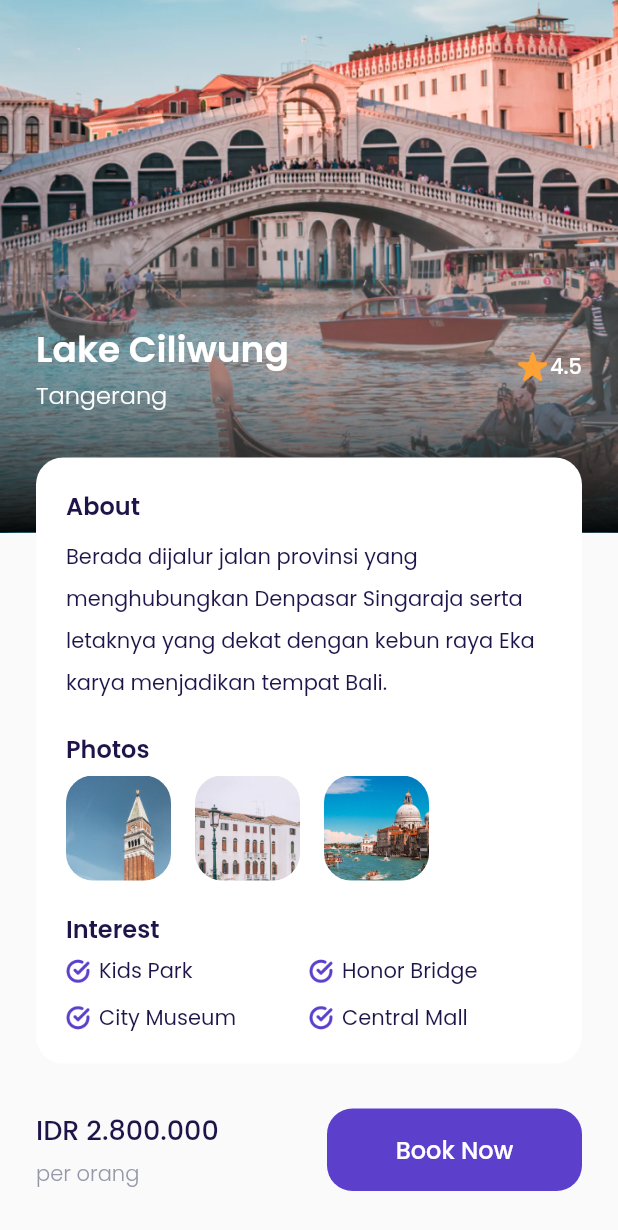
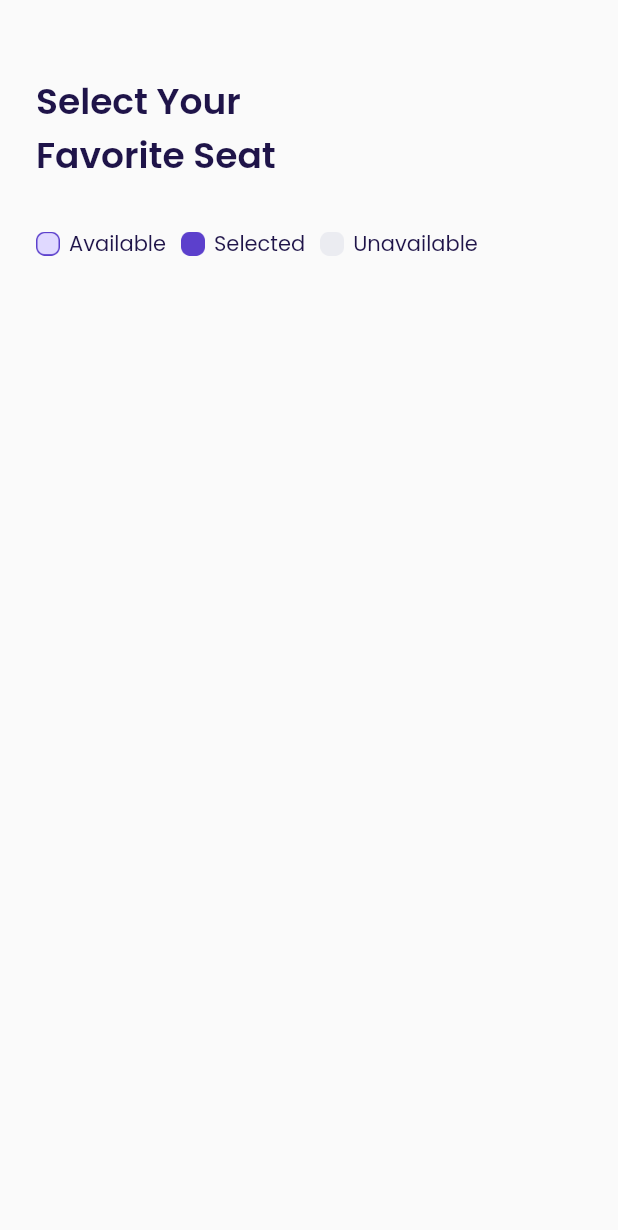
Before and after one commit to parhanhambali/airplane_flutter, a Flutter app: the DetailPage screen opened directly, scrolled down 95 dp, after a tap on "Book Now", on a phone screen of 412 x 824 dp. Shown: the top 1230 px of the screen. Run offline on Flutter 3.47's test engine with Material 2 defaults, Android fonts, the phone set to English and light mode, and no system bars; our stand-ins replace google_fonts.

Commit message:
add file chose_seat_page and create Widget title and seatStatus and update fule detail_page

```diff
--- /dev/null
+++ b/lib/ui/pages/choose_seat_page.dart
@@ -0,0 +1,97 @@
+import 'package:flutter/material.dart';
+import '../../shared/theme.dart';
+
+class ChooseSeatPage extends StatelessWidget {
+  const ChooseSeatPage({Key? key}) : super(key: key);
+
+  @override
+  Widget build(BuildContext context) {
+
+    Widget title() {
+      return Container(
+        margin: EdgeInsets.only(top: 50),
+        child: Text(
+          'Select Your\nFavorite Seat',
+          style: blackTextStyle.copyWith(
+            fontSize: 24,
+            fontWeight: semiBold,
+          ),
+        ),
+      );
+    }
+
+    Widget seatStatus() {
+      return Container(
+        margin: EdgeInsets.only(top: 30),
+        child: Row(
+          children: [
+            // Note : Available
+            Container(
+              width: 16,
+              height: 16,
+              margin: EdgeInsets.only(right: 6),
+              decoration: BoxDecoration(
+                image: DecorationImage(
+                  image: AssetImage(
+                    'assets/icon_available.png',
+                  ),
+                ),
+              ),
+            ),
+            Text(
+              'Available',
+              style: blackTextStyle,
+            ),
+            // Note : Selected
+            Container(
+              width: 16,
+              height: 16,
+              margin: EdgeInsets.only(left: 10, right: 6),
+              decoration: BoxDecoration(
+                image: DecorationImage(
+                  image: AssetImage(
+                    'assets/icon_selected.png',
+                  ),
+                ),
+              ),
+            ),
+            Text(
+              'Selected',
+              style: blackTextStyle,
+            ),
+            // Note : Unavailable
+            Container(
+              width: 16,
+              height: 16,
+              margin: EdgeInsets.only(left: 10, right: 6),
+              decoration: BoxDecoration(
+                image: DecorationImage(
+                  image: AssetImage(
+                    'assets/icon_unavailable.png',
+                  ),
+                ),
+              ),
+            ),
+            Text(
+              'Unavailable',
+              style: blackTextStyle,
+            ),
+          ],
+        ),
+      );
+    }
+
+    return Scaffold(
+      backgroundColor: kBackgroundColor,
+      body: ListView(
+        padding: EdgeInsets.symmetric(
+          horizontal: 24,
+        ),
+        children: [
+          title(),
+          seatStatus(),
+        ],
+      ),
+    );
+  }
+}
--- a/lib/ui/pages/detail_page.dart
+++ b/lib/ui/pages/detail_page.dart
@@ -3,6 +3,7 @@ import '../../shared/theme.dart';
 import '../widgets/custom_button.dart';
 import '../widgets/interest_item.dart';
 import '../widgets/photo_item.dart';
+import 'choose_seat_page.dart';
 
 class DetailPage extends StatelessWidget {
   const DetailPage({Key? key}) : super(key: key);
@@ -253,7 +254,13 @@ class DetailPage extends StatelessWidget {
                   // Note : Book Button
                   CustomButton(
                     title: 'Book Now',
-                    onPressd: () {},
+                    onPressd: () {
+                      Navigator.push(
+                        context, MaterialPageRoute(
+                          builder: (context) => ChooseSeatPage(),
+                        ),
+                      );
+                    },
                     width: 170,
                   ),
                 ],
```
